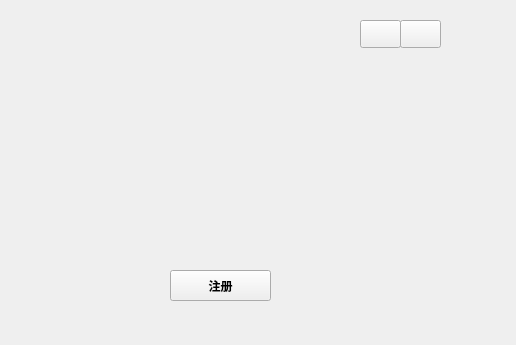
First picture: the form in qt/UI/share.ui, repository entropy2333/MyCloud, before the edit.
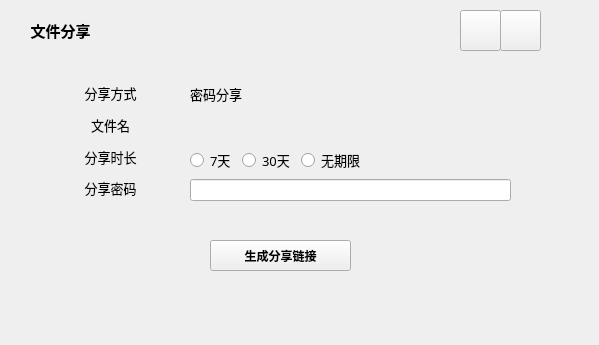
Second picture: the form after the edit.

Commit message: 分享窗口

The edit to the form file:
```diff
--- a/qt/UI/share.ui
+++ b/qt/UI/share.ui
@@ -6,7 +6,7 @@
    <rect>
     <x>0</x>
     <y>0</y>
-    <width>516</width>
+    <width>599</width>
     <height>345</height>
    </rect>
   </property>
@@ -19,16 +19,16 @@
      <rect>
       <x>10</x>
       <y>50</y>
-      <width>441</width>
-      <height>271</height>
+      <width>541</width>
+      <height>251</height>
      </rect>
     </property>
     <widget class="QPushButton" name="pushButton_2">
      <property name="geometry">
       <rect>
-       <x>160</x>
-       <y>220</y>
-       <width>101</width>
+       <x>200</x>
+       <y>190</y>
+       <width>141</width>
        <height>31</height>
       </rect>
      </property>
@@ -41,26 +41,205 @@
       </font>
      </property>
      <property name="text">
-      <string>注册</string>
+      <string>生成分享链接</string>
      </property>
     </widget>
+    <widget class="QWidget" name="widget_2" native="true">
+     <property name="geometry">
+      <rect>
+       <x>40</x>
+       <y>30</y>
+       <width>121</width>
+       <height>121</height>
+      </rect>
+     </property>
+     <layout class="QVBoxLayout" name="verticalLayout">
+      <item>
+       <widget class="QLabel" name="label">
+        <property name="font">
+         <font>
+          <family>幼圆</family>
+          <pointsize>10</pointsize>
+         </font>
+        </property>
+        <property name="text">
+         <string>分享方式</string>
+        </property>
+        <property name="alignment">
+         <set>Qt::AlignCenter</set>
+        </property>
+       </widget>
+      </item>
+      <item>
+       <widget class="QLabel" name="label_2">
+        <property name="font">
+         <font>
+          <family>幼圆</family>
+          <pointsize>10</pointsize>
+         </font>
+        </property>
+        <property name="text">
+         <string>文件名</string>
+        </property>
+        <property name="alignment">
+         <set>Qt::AlignCenter</set>
+        </property>
+       </widget>
+      </item>
+      <item>
+       <widget class="QLabel" name="label_3">
+        <property name="font">
+         <font>
+          <family>幼圆</family>
+          <pointsize>10</pointsize>
+         </font>
+        </property>
+        <property name="text">
+         <string>分享时长</string>
+        </property>
+        <property name="alignment">
+         <set>Qt::AlignCenter</set>
+        </property>
+       </widget>
+      </item>
+      <item>
+       <widget class="QLabel" name="label_4">
+        <property name="font">
+         <font>
+          <family>幼圆</family>
+          <pointsize>10</pointsize>
+         </font>
+        </property>
+        <property name="text">
+         <string>分享密码</string>
+        </property>
+        <property name="alignment">
+         <set>Qt::AlignCenter</set>
+        </property>
+       </widget>
+      </item>
+     </layout>
+    </widget>
+    <widget class="QWidget" name="" native="true">
+     <property name="geometry">
+      <rect>
+       <x>180</x>
+       <y>30</y>
+       <width>321</width>
+       <height>121</height>
+      </rect>
+     </property>
+     <layout class="QVBoxLayout" name="verticalLayout_2">
+      <item>
+       <widget class="QLabel" name="label_6">
+        <property name="font">
+         <font>
+          <family>幼圆</family>
+          <pointsize>10</pointsize>
+         </font>
+        </property>
+        <property name="text">
+         <string>密码分享</string>
+        </property>
+        <property name="alignment">
+         <set>Qt::AlignLeading|Qt::AlignLeft|Qt::AlignVCenter</set>
+        </property>
+       </widget>
+      </item>
+      <item>
+       <widget class="QLabel" name="label_5">
+        <property name="font">
+         <font>
+          <family>幼圆</family>
+          <pointsize>10</pointsize>
+         </font>
+        </property>
+        <property name="text">
+         <string/>
+        </property>
+        <property name="alignment">
+         <set>Qt::AlignLeading|Qt::AlignLeft|Qt::AlignVCenter</set>
+        </property>
+       </widget>
+      </item>
+      <item>
+       <layout class="QHBoxLayout" name="horizontalLayout">
+        <item>
+         <widget class="QRadioButton" name="radioButton_2">
+          <property name="font">
+           <font>
+            <family>幼圆</family>
+            <pointsize>10</pointsize>
+           </font>
+          </property>
+          <property name="text">
+           <string>7天</string>
+          </property>
+         </widget>
+        </item>
+        <item>
+         <widget class="QRadioButton" name="radioButton_3">
+          <property name="font">
+           <font>
+            <family>幼圆</family>
+            <pointsize>10</pointsize>
+           </font>
+          </property>
+          <property name="text">
+           <string>30天</string>
+          </property>
+         </widget>
+        </item>
+        <item>
+         <widget class="QRadioButton" name="radioButton_4">
+          <property name="font">
+           <font>
+            <family>幼圆</family>
+            <pointsize>10</pointsize>
+           </font>
+          </property>
+          <property name="text">
+           <string>无期限</string>
+          </property>
+         </widget>
+        </item>
+        <item>
+         <spacer name="horizontalSpacer">
+          <property name="orientation">
+           <enum>Qt::Horizontal</enum>
+          </property>
+          <property name="sizeHint" stdset="0">
+           <size>
+            <width>40</width>
+            <height>20</height>
+           </size>
+          </property>
+         </spacer>
+        </item>
+       </layout>
+      </item>
+      <item>
+       <widget class="QLineEdit" name="lineEdit"/>
+      </item>
+     </layout>
+    </widget>
    </widget>
    <widget class="QWidget" name="widget_3" native="true">
     <property name="geometry">
      <rect>
       <x>10</x>
-      <y>20</y>
-      <width>441</width>
-      <height>31</height>
+      <y>10</y>
+      <width>541</width>
+      <height>41</height>
      </rect>
     </property>
     <widget class="QPushButton" name="minButton">
      <property name="geometry">
       <rect>
-       <x>350</x>
+       <x>450</x>
        <y>0</y>
        <width>41</width>
-       <height>28</height>
+       <height>41</height>
       </rect>
      </property>
      <property name="text">
@@ -70,16 +249,40 @@
     <widget class="QPushButton" name="closeButton">
      <property name="geometry">
       <rect>
-       <x>390</x>
+       <x>490</x>
        <y>0</y>
        <width>41</width>
-       <height>28</height>
+       <height>41</height>
       </rect>
      </property>
      <property name="text">
       <string/>
      </property>
     </widget>
+    <widget class="QLabel" name="label_7">
+     <property name="geometry">
+      <rect>
+       <x>0</x>
+       <y>0</y>
+       <width>101</width>
+       <height>41</height>
+      </rect>
+     </property>
+     <property name="font">
+      <font>
+       <family>幼圆</family>
+       <pointsize>11</pointsize>
+       <weight>75</weight>
+       <bold>true</bold>
+      </font>
+     </property>
+     <property name="text">
+      <string>文件分享</string>
+     </property>
+     <property name="alignment">
+      <set>Qt::AlignCenter</set>
+     </property>
+    </widget>
    </widget>
   </widget>
  </widget>
```
The commit also changes 10 other files.
